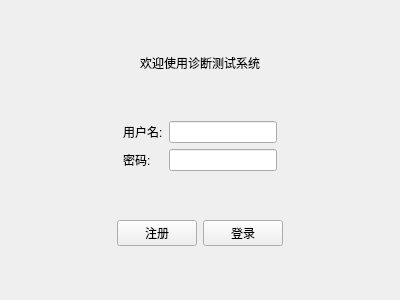
NormalMaNong/lab3, file loginview.ui: the form before one commit.
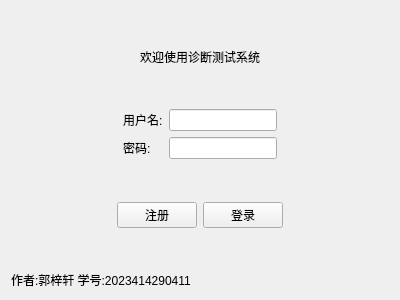
The form after the commit.

Diff of the .ui file:
```diff
--- a/loginview.ui
+++ b/loginview.ui
@@ -178,6 +178,13 @@
      </property>
     </spacer>
    </item>
+   <item>
+    <widget class="QLabel" name="label_4">
+     <property name="text">
+      <string>作者:郭梓轩 学号:2023414290411</string>
+     </property>
+    </widget>
+   </item>
   </layout>
  </widget>
  <resources/>
```
